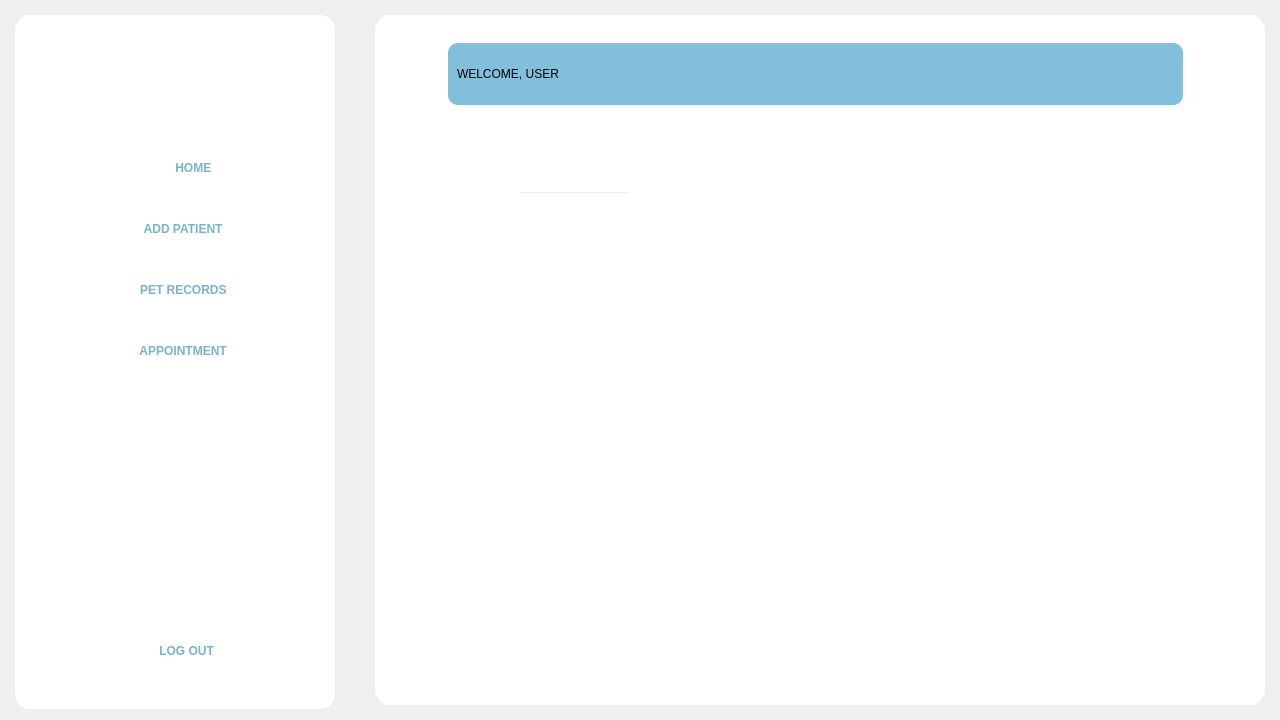
Above: Frontend/Home.ui from rmmln/Petmate-Desktop-Application before the change. Below: the same form after it.
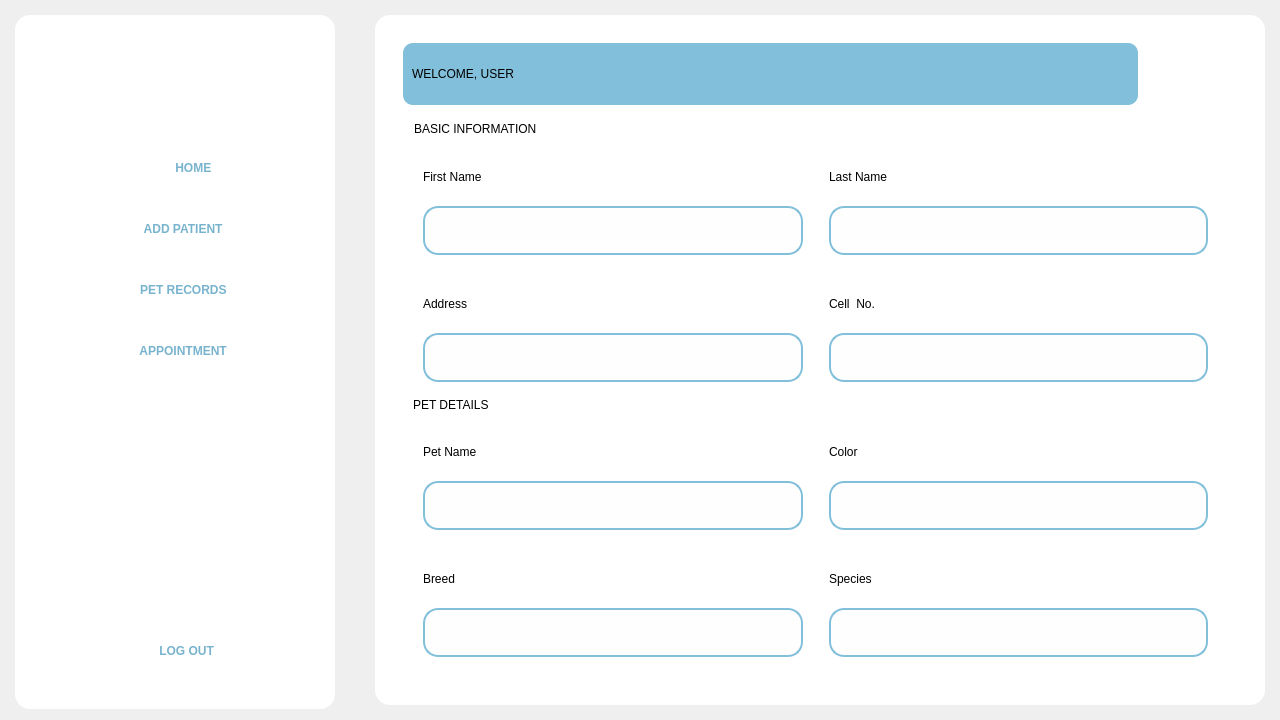
That is the form after the change. Icons and pictures are not drawn.

```diff
--- a/Frontend/Home.ui
+++ b/Frontend/Home.ui
@@ -1067,7 +1067,7 @@
               <property name="bottomMargin">
                <number>0</number>
               </property>
-              <item alignment="Qt::AlignHCenter">
+              <item>
                <widget class="QStackedWidget" name="AddpatientStack">
                 <property name="currentIndex">
                  <number>0</number>
@@ -1153,16 +1153,428 @@
                     <property name="frameShadow">
                      <enum>QFrame::Raised</enum>
                     </property>
-                    <widget class="QLineEdit" name="lineEdit">
-                     <property name="geometry">
-                      <rect>
-                       <x>70</x>
-                       <y>80</y>
-                       <width>113</width>
-                       <height>20</height>
-                      </rect>
-                     </property>
-                    </widget>
+                    <layout class="QGridLayout" name="gridLayout_3">
+                     <item row="0" column="0" colspan="2">
+                      <widget class="QFrame" name="frame_9">
+                       <property name="frameShape">
+                        <enum>QFrame::StyledPanel</enum>
+                       </property>
+                       <property name="frameShadow">
+                        <enum>QFrame::Raised</enum>
+                       </property>
+                       <layout class="QVBoxLayout" name="verticalLayout_17">
+                        <property name="spacing">
+                         <number>0</number>
+                        </property>
+                        <property name="leftMargin">
+                         <number>0</number>
+                        </property>
+                        <property name="topMargin">
+                         <number>0</number>
+                        </property>
+                        <property name="bottomMargin">
+                         <number>0</number>
+                        </property>
+                        <item>
+                         <widget class="QLabel" name="label_14">
+                          <property name="styleSheet">
+                           <string notr="true">font: 87 12pt &quot;Montserrat Black&quot;;</string>
+                          </property>
+                          <property name="text">
+                           <string>BASIC INFORMATION</string>
+                          </property>
+                         </widget>
+                        </item>
+                       </layout>
+                      </widget>
+                     </item>
+                     <item row="5" column="0">
+                      <widget class="QFrame" name="BreedFrame">
+                       <property name="sizePolicy">
+                        <sizepolicy hsizetype="Expanding" vsizetype="Expanding">
+                         <horstretch>0</horstretch>
+                         <verstretch>0</verstretch>
+                        </sizepolicy>
+                       </property>
+                       <property name="frameShape">
+                        <enum>QFrame::StyledPanel</enum>
+                       </property>
+                       <property name="frameShadow">
+                        <enum>QFrame::Raised</enum>
+                       </property>
+                       <layout class="QVBoxLayout" name="verticalLayout_20">
+                        <item>
+                         <widget class="QLabel" name="label_18">
+                          <property name="styleSheet">
+                           <string notr="true">font: 57  12pt &quot;Montserrat Medium&quot;;</string>
+                          </property>
+                          <property name="text">
+                           <string>Breed</string>
+                          </property>
+                         </widget>
+                        </item>
+                        <item>
+                         <widget class="QLineEdit" name="Breed">
+                          <property name="minimumSize">
+                           <size>
+                            <width>330</width>
+                            <height>49</height>
+                           </size>
+                          </property>
+                          <property name="styleSheet">
+                           <string notr="true">QLineEdit{
+	border:none;
+	border-radius: 15px;
+	border:2px solid #81BFDA;
+	background-color: rgb(254, 254, 254)
+
+}</string>
+                          </property>
+                         </widget>
+                        </item>
+                       </layout>
+                      </widget>
+                     </item>
+                     <item row="2" column="0">
+                      <widget class="QFrame" name="AddressFrame">
+                       <property name="sizePolicy">
+                        <sizepolicy hsizetype="Expanding" vsizetype="Expanding">
+                         <horstretch>0</horstretch>
+                         <verstretch>0</verstretch>
+                        </sizepolicy>
+                       </property>
+                       <property name="frameShape">
+                        <enum>QFrame::StyledPanel</enum>
+                       </property>
+                       <property name="frameShadow">
+                        <enum>QFrame::Raised</enum>
+                       </property>
+                       <layout class="QVBoxLayout" name="verticalLayout_15">
+                        <item>
+                         <widget class="QLabel" name="label_6">
+                          <property name="styleSheet">
+                           <string notr="true">font: 57  12pt &quot;Montserrat Medium&quot;;</string>
+                          </property>
+                          <property name="text">
+                           <string>Address</string>
+                          </property>
+                         </widget>
+                        </item>
+                        <item>
+                         <widget class="QLineEdit" name="Address">
+                          <property name="minimumSize">
+                           <size>
+                            <width>330</width>
+                            <height>49</height>
+                           </size>
+                          </property>
+                          <property name="styleSheet">
+                           <string notr="true">QLineEdit{
+	border:none;
+	border-radius: 15px;
+	border:2px solid #81BFDA;
+	background-color: rgb(254, 254, 254)
+
+}</string>
+                          </property>
+                         </widget>
+                        </item>
+                       </layout>
+                      </widget>
+                     </item>
+                     <item row="4" column="0">
+                      <widget class="QFrame" name="PetNameFrame">
+                       <property name="sizePolicy">
+                        <sizepolicy hsizetype="Expanding" vsizetype="Expanding">
+                         <horstretch>0</horstretch>
+                         <verstretch>0</verstretch>
+                        </sizepolicy>
+                       </property>
+                       <property name="frameShape">
+                        <enum>QFrame::StyledPanel</enum>
+                       </property>
+                       <property name="frameShadow">
+                        <enum>QFrame::Raised</enum>
+                       </property>
+                       <layout class="QVBoxLayout" name="verticalLayout_18">
+                        <item>
+                         <widget class="QLabel" name="label_16">
+                          <property name="styleSheet">
+                           <string notr="true">font: 57  12pt &quot;Montserrat Medium&quot;;</string>
+                          </property>
+                          <property name="text">
+                           <string>Pet Name</string>
+                          </property>
+                         </widget>
+                        </item>
+                        <item>
+                         <widget class="QLineEdit" name="PetName">
+                          <property name="minimumSize">
+                           <size>
+                            <width>330</width>
+                            <height>49</height>
+                           </size>
+                          </property>
+                          <property name="styleSheet">
+                           <string notr="true">QLineEdit{
+	border:none;
+	border-radius: 15px;
+	border:2px solid #81BFDA;
+	background-color: rgb(254, 254, 254)
+
+}</string>
+                          </property>
+                         </widget>
+                        </item>
+                       </layout>
+                      </widget>
+                     </item>
+                     <item row="5" column="1">
+                      <widget class="QFrame" name="SpeciesFrame">
+                       <property name="sizePolicy">
+                        <sizepolicy hsizetype="Expanding" vsizetype="Expanding">
+                         <horstretch>0</horstretch>
+                         <verstretch>0</verstretch>
+                        </sizepolicy>
+                       </property>
+                       <property name="frameShape">
+                        <enum>QFrame::StyledPanel</enum>
+                       </property>
+                       <property name="frameShadow">
+                        <enum>QFrame::Raised</enum>
+                       </property>
+                       <layout class="QVBoxLayout" name="verticalLayout_21">
+                        <item>
+                         <widget class="QLabel" name="label_19">
+                          <property name="styleSheet">
+                           <string notr="true">font: 57  12pt &quot;Montserrat Medium&quot;;</string>
+                          </property>
+                          <property name="text">
+                           <string>Species</string>
+                          </property>
+                         </widget>
+                        </item>
+                        <item>
+                         <widget class="QLineEdit" name="Species">
+                          <property name="minimumSize">
+                           <size>
+                            <width>330</width>
+                            <height>49</height>
+                           </size>
+                          </property>
+                          <property name="styleSheet">
+                           <string notr="true">QLineEdit{
+	border:none;
+	border-radius: 15px;
+	border:2px solid #81BFDA;
+	background-color: rgb(254, 254, 254)
+
+}</string>
+                          </property>
+                         </widget>
+                        </item>
+                       </layout>
+                      </widget>
+                     </item>
+                     <item row="4" column="1">
+                      <widget class="QFrame" name="ColorFrame">
+                       <property name="sizePolicy">
+                        <sizepolicy hsizetype="Expanding" vsizetype="Expanding">
+                         <horstretch>0</horstretch>
+                         <verstretch>0</verstretch>
+                        </sizepolicy>
+                       </property>
+                       <property name="frameShape">
+                        <enum>QFrame::StyledPanel</enum>
+                       </property>
+                       <property name="frameShadow">
+                        <enum>QFrame::Raised</enum>
+                       </property>
+                       <layout class="QVBoxLayout" name="verticalLayout_19">
+                        <item>
+                         <widget class="QLabel" name="label_17">
+                          <property name="styleSheet">
+                           <string notr="true">font: 57  12pt &quot;Montserrat Medium&quot;;</string>
+                          </property>
+                          <property name="text">
+                           <string>Color</string>
+                          </property>
+                         </widget>
+                        </item>
+                        <item>
+                         <widget class="QLineEdit" name="Color">
+                          <property name="minimumSize">
+                           <size>
+                            <width>330</width>
+                            <height>49</height>
+                           </size>
+                          </property>
+                          <property name="styleSheet">
+                           <string notr="true">QLineEdit{
+	border:none;
+	border-radius: 15px;
+	border:2px solid #81BFDA;
+	background-color: rgb(254, 254, 254)
+
+}</string>
+                          </property>
+                         </widget>
+                        </item>
+                       </layout>
+                      </widget>
+                     </item>
+                     <item row="2" column="1">
+                      <widget class="QFrame" name="CellNoFrame">
+                       <property name="sizePolicy">
+                        <sizepolicy hsizetype="Expanding" vsizetype="Expanding">
+                         <horstretch>0</horstretch>
+                         <verstretch>0</verstretch>
+                        </sizepolicy>
+                       </property>
+                       <property name="frameShape">
+                        <enum>QFrame::StyledPanel</enum>
+                       </property>
+                       <property name="frameShadow">
+                        <enum>QFrame::Raised</enum>
+                       </property>
+                       <layout class="QVBoxLayout" name="verticalLayout_16">
+                        <item>
+                         <widget class="QLabel" name="label_11">
+                          <property name="styleSheet">
+                           <string notr="true">font: 57  12pt &quot;Montserrat Medium&quot;;</string>
+                          </property>
+                          <property name="text">
+                           <string>Cell  No.</string>
+                          </property>
+                         </widget>
+                        </item>
+                        <item>
+                         <widget class="QLineEdit" name="CellNo">
+                          <property name="minimumSize">
+                           <size>
+                            <width>330</width>
+                            <height>49</height>
+                           </size>
+                          </property>
+                          <property name="styleSheet">
+                           <string notr="true">QLineEdit{
+	border:none;
+	border-radius: 15px;
+	border:2px solid #81BFDA;
+	background-color: rgb(254, 254, 254)
+
+}</string>
+                          </property>
+                         </widget>
+                        </item>
+                       </layout>
+                      </widget>
+                     </item>
+                     <item row="3" column="0" alignment="Qt::AlignLeft">
+                      <widget class="QLabel" name="label_15">
+                       <property name="styleSheet">
+                        <string notr="true">font: 87 12pt &quot;Montserrat Black&quot;;</string>
+                       </property>
+                       <property name="text">
+                        <string>PET DETAILS</string>
+                       </property>
+                      </widget>
+                     </item>
+                     <item row="1" column="1">
+                      <widget class="QFrame" name="LastNameFrame">
+                       <property name="sizePolicy">
+                        <sizepolicy hsizetype="Expanding" vsizetype="Expanding">
+                         <horstretch>0</horstretch>
+                         <verstretch>0</verstretch>
+                        </sizepolicy>
+                       </property>
+                       <property name="frameShape">
+                        <enum>QFrame::StyledPanel</enum>
+                       </property>
+                       <property name="frameShadow">
+                        <enum>QFrame::Raised</enum>
+                       </property>
+                       <layout class="QVBoxLayout" name="verticalLayout_14">
+                        <item>
+                         <widget class="QLabel" name="label_5">
+                          <property name="styleSheet">
+                           <string notr="true">font: 57  12pt &quot;Montserrat Medium&quot;;</string>
+                          </property>
+                          <property name="text">
+                           <string>Last Name</string>
+                          </property>
+                         </widget>
+                        </item>
+                        <item>
+                         <widget class="QLineEdit" name="LastName">
+                          <property name="minimumSize">
+                           <size>
+                            <width>330</width>
+                            <height>49</height>
+                           </size>
+                          </property>
+                          <property name="styleSheet">
+                           <string notr="true">QLineEdit{
+	border:none;
+	border-radius: 15px;
+	border:2px solid #81BFDA;
+	background-color: rgb(254, 254, 254)
+
+}</string>
+                          </property>
+                         </widget>
+                        </item>
+                       </layout>
+                      </widget>
+                     </item>
+                     <item row="1" column="0">
+                      <widget class="QFrame" name="FirstNameFrame">
+                       <property name="sizePolicy">
+                        <sizepolicy hsizetype="Expanding" vsizetype="Expanding">
+                         <horstretch>0</horstretch>
+                         <verstretch>0</verstretch>
+                        </sizepolicy>
+                       </property>
+                       <property name="frameShape">
+                        <enum>QFrame::StyledPanel</enum>
+                       </property>
+                       <property name="frameShadow">
+                        <enum>QFrame::Raised</enum>
+                       </property>
+                       <layout class="QVBoxLayout" name="verticalLayout_13">
+                        <item>
+                         <widget class="QLabel" name="label_4">
+                          <property name="styleSheet">
+                           <string notr="true">font: 57  12pt &quot;Montserrat Medium&quot;;</string>
+                          </property>
+                          <property name="text">
+                           <string>First Name</string>
+                          </property>
+                         </widget>
+                        </item>
+                        <item>
+                         <widget class="QLineEdit" name="FirstName">
+                          <property name="minimumSize">
+                           <size>
+                            <width>330</width>
+                            <height>49</height>
+                           </size>
+                          </property>
+                          <property name="styleSheet">
+                           <string notr="true">QLineEdit{
+	border:none;
+	border-radius: 15px;
+	border:2px solid #81BFDA;
+	background-color: rgb(254, 254, 254)
+
+}</string>
+                          </property>
+                         </widget>
+                        </item>
+                       </layout>
+                      </widget>
+                     </item>
+                    </layout>
                    </widget>
                   </item>
                  </layout>
```
Left out of the diff: 2 changed lines with no effect on the pictures.
